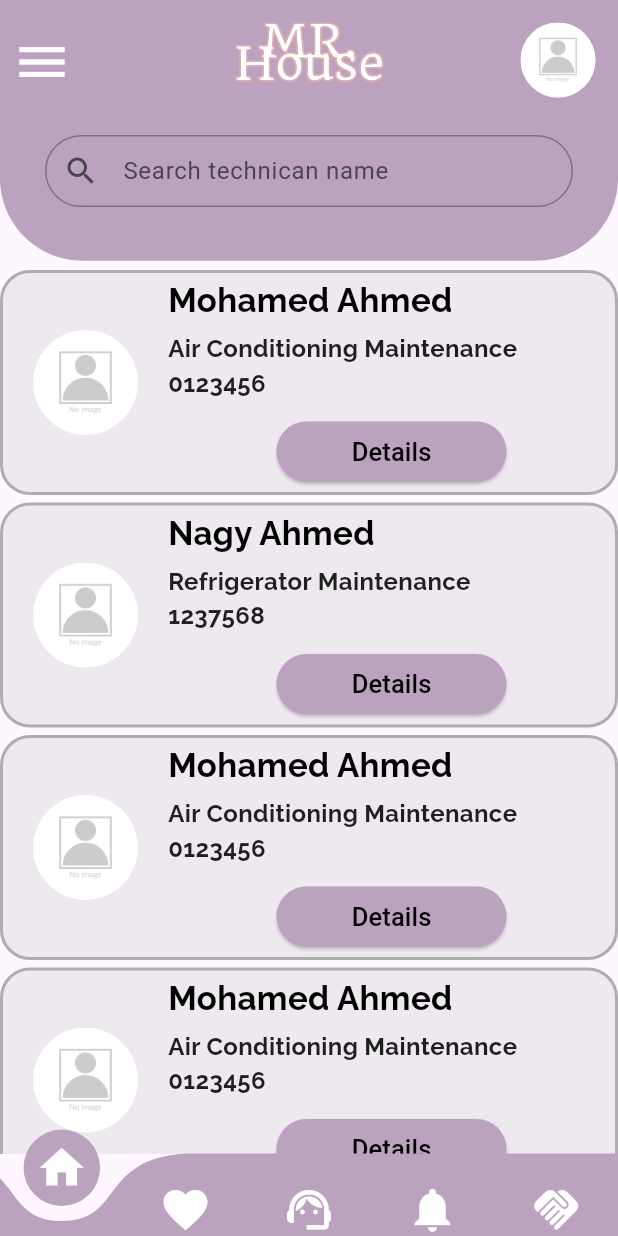
After one commit to rawanhassan99/test, a Flutter app: the WorkersList screen opened by its route, on a phone screen of 412 x 824 dp. The commit adds this screen. Run offline on Flutter 3.47's test engine with Material 3 defaults, Android fonts, the phone set to English and light mode, and no system bars; drawn by our look-alikes of curved_navigation_bar; our stand-ins replace flutter_svg.

Commit message:
first commit

```diff
--- a/lib/main.dart
+++ b/lib/main.dart
@@ -3,6 +3,7 @@ import 'package:grad_proj/pages/login.dart';
 import 'package:grad_proj/pages/SignUp.dart';
 import 'package:grad_proj/pages/splashScreen.dart';
 import 'package:grad_proj/pages/welcome.dart';
+import 'package:grad_proj/pages/workerslist.dart';
 
 void main() {
   runApp(const MyApp());
@@ -21,7 +22,8 @@ class MyApp extends StatelessWidget {
         "/": (context) => const SplashScreen(),
          "/welcome": (context) => const Welcome(),
          "/login": (context) => const Login(),
-          "/signUp": (context) => const SignUp(),
+          "/signup": (context) => const SignUp(),
+          "/workerslist": (context) =>  WorkersList(),
 
       },
     );
--- a/lib/pages/login.dart
+++ b/lib/pages/login.dart
@@ -2,6 +2,7 @@
 
 import 'package:flutter/material.dart';
 import 'package:flutter_svg/flutter_svg.dart';
+
 
 class Login extends StatelessWidget {
   const Login({Key? key});
@@ -15,25 +16,36 @@ class Login extends StatelessWidget {
           height: double.infinity,
           child: Stack(
             children: [
+              //purple foreground
               Positioned(
                 top: 0,
                 right: 0,
                 left: 0,
                 child: SvgPicture.asset(
-                  "assets/images/menu&profile&rec.svg",
+                  "assets/images/Rec that Contain menu icon &profile1.svg",
                   fit: BoxFit.cover,
                 ),
               ),
+              //Mr. House word
               Positioned(
                 top: 15,
+                left: 0,
+                right: 0,
+                child: Center(
+                  child: SvgPicture.asset("assets/images/MR. House.svg"),
+                ),
+              ),
+
+              //App icon
+              Positioned(
                 right: 15,
-                child: Image.asset("assets/images/FixxIt.png"),
-
-                // child: SvgPicture.asset(
-                //   "assets/images/FixIt.svg",
-                //   fit: BoxFit.cover,
-                // ),
+                top: 15,
+                child: CircleAvatar(
+                  radius: 25, // Adjust radius as needed
+                  backgroundImage: AssetImage('assets/images/FixxIt.png'),
                 ),
+              ),
+              //center rectangle with all user inputs
               Center(
                 //centerd rectangle
                 child: Stack(
@@ -56,7 +68,7 @@ class Login extends StatelessWidget {
                                     fontFamily: "Quando",
                                     color: Color.fromARGB(255, 173, 148, 177),
                                     fontSize: 24,
-                                  fontWeight: FontWeight.w300                      ),
+                                    fontWeight: FontWeight.w300),
                               ),
                             ),
                             SizedBox(height: 30),
@@ -66,29 +78,28 @@ class Login extends StatelessWidget {
                                 'User name:',
                                 style: TextStyle(
                                     fontFamily: "Quando",
-                                  fontWeight: FontWeight.bold
-                                ),
+                                    fontWeight: FontWeight.bold),
                               ),
                             ),
                             SizedBox(height: 7),
                             TextField(
-                              decoration: InputDecoration(labelText: "name",
+                              decoration: InputDecoration(
+                                labelText: "name",
                                 //fillColor: Colors.blue[100],
                                 prefixIcon: Icon(Icons.person),
                                 border: OutlineInputBorder(
                                   borderRadius: BorderRadius.circular(10.0),
-
-
-       ),),)
-                           , SizedBox(height: 16),
+                                ),
+                              ),
+                            ),
+                            SizedBox(height: 16),
                             Align(
                               alignment: Alignment.centerLeft,
                               child: Text(
                                 'Password:',
                                 style: TextStyle(
                                     fontFamily: "Quando",
-                                  fontWeight: FontWeight.bold
-                                ),
+                                    fontWeight: FontWeight.bold),
                               ),
                             ),
                             SizedBox(height: 7),
@@ -100,8 +111,6 @@ class Login extends StatelessWidget {
                                   prefixIcon: Icon(Icons.password),
                                   border: OutlineInputBorder(
                                     borderRadius: BorderRadius.circular(10.0),
-
-
                                   ),
                                   // errorText: "Password must be at least 8 characters.") ,
                                 )),
@@ -114,8 +123,7 @@ class Login extends StatelessWidget {
                                   style: TextStyle(
                                       fontFamily: "Raleway",
                                       fontSize: 17,
-                                    fontWeight: FontWeight.bold
-                                  ),
+                                      fontWeight: FontWeight.bold),
                                 ),
                                 SvgPicture.asset(
                                   'assets/images/facebook.svg',
@@ -131,7 +139,9 @@ class Login extends StatelessWidget {
                                 )
                               ],
                             ),
-                            SizedBox(height:5,),
+                            SizedBox(
+                              height: 5,
+                            ),
                             ElevatedButton(
                               onPressed: () {
                                 // Navigator.pushNamed(context, "/signup");
@@ -167,7 +177,6 @@ class Login extends StatelessWidget {
                                     fontFamily: "Raleway",
                                     fontSize: 17,
                                     fontWeight: FontWeight.bold,
-
                                   ),
                                 ),
                                 InkWell(
@@ -178,15 +187,11 @@ class Login extends StatelessWidget {
                                     'Sign up',
                                     style: TextStyle(
                                         fontFamily: "Raleway",
-                                      color: Color.fromARGB(255, 173, 148, 177),
+                                        color:
+                                            Color.fromARGB(255, 173, 148, 177),
                                         fontSize: 17,
                                         fontWeight: FontWeight.bold,
-                                      decoration: TextDecoration.underline
-
-
-
-
-                                    ),
+                                        decoration: TextDecoration.underline),
                                   ),
                                 ),
                               ],
--- /dev/null
+++ b/lib/pages/workerslist.dart
@@ -0,0 +1,273 @@
+// ignore_for_file: prefer_const_constructors, prefer_const_literals_to_create_immutables, unused_import, must_be_immutable
+
+import 'package:flutter/material.dart';
+import 'package:flutter_svg/flutter_svg.dart';
+import 'package:curved_navigation_bar/curved_navigation_bar.dart';
+class WorkersList extends StatelessWidget {
+  //const WorkersList({Key? key});
+  List worker = [
+    {
+      "name": "Mohamed Ahmed",
+      "Type": "Air Conditioning Maintenance",
+      "pic": "assets/images/profile.png",
+      "Rating": "",
+      "Number": "0123456",
+      "Description": "skilled and professional technician",
+      "Review": ""
+    },
+    {
+      "name": "Nagy Ahmed",
+      "Type": "Refrigerator Maintenance",
+      "pic": "assets/images/profile.png",
+      "Rating": "",
+      "Number": "1237568",
+      "Description": "",
+      "Review": ""
+    },
+    {
+      "name": "Mohamed Ahmed",
+      "Type": "Air Conditioning Maintenance",
+      "pic": "assets/images/profile.png",
+      "Rating": "",
+      "Number": "0123456",
+      "Description": "skilled and professional technician",
+      "Review": ""
+    },
+     {
+      "name": "Mohamed Ahmed",
+      "Type": "Air Conditioning Maintenance",
+      "pic": "assets/images/profile.png",
+      "Rating": "",
+      "Number": "0123456",
+      "Description": "skilled and professional technician",
+      "Review": ""
+    },
+  ];
+
+  WorkersList({super.key});
+
+  @override
+  Widget build(BuildContext context) {
+    return SafeArea(
+      child: Scaffold(
+          body: SizedBox(
+              width: double.infinity,
+              height: double.infinity,
+              child: Stack(children: [
+                //purple foreground
+                Positioned(
+                  top: 0,
+                  right: 0,
+                  left: 0,
+                  child: SvgPicture.asset(
+                    "assets/images/Rec that Contain menu icon &profile.svg",
+                    fit: BoxFit.cover,
+                  ),
+                ),
+                //Menu button
+                Positioned(
+                  top: 13,
+                  child: IconButton(
+                      onPressed: () {
+                        // Navigator.pushNamed(context, "/signup");
+                      },
+                      icon: Icon(
+                        Icons.menu,
+                        color: Colors.white,
+                        size: 40,
+                      )),
+                ),
+                //Mr. house word
+                Positioned(
+                  top: 15,
+                  left: 0,
+                  right: 0,
+                  child: Center(
+                    child: SvgPicture.asset("assets/images/MR. House.svg"),
+                  ),
+                ),
+
+                //search input
+                Padding(
+                  padding: EdgeInsets.only(top: 90.0, right: 30, left: 30),
+                  child: TextField(
+                    decoration: InputDecoration(
+                      labelText: "Search technican name",
+                      contentPadding: EdgeInsets.zero,
+                      prefixIcon: Icon(Icons.search),
+                      border: OutlineInputBorder(
+                        borderRadius: BorderRadius.circular(25.0),
+                        borderSide: BorderSide(
+                          color: Colors.white,
+                          // Specify your desired color here
+                        ),
+                      ),
+                    ),
+                    // TextField properties here
+                  ),
+                ),
+                //profile pic
+                Positioned(
+                  right: 15,
+                  top: 15,
+                  child: CircleAvatar(
+                    radius: 25, // Adjust radius as needed
+                    backgroundImage: AssetImage('assets/images/profile.png'),
+                  ),
+                ),
+                SizedBox(
+                  height: 35,
+                ),
+                //Workers List
+                Positioned(
+                  top: 180,
+                  right: 0,
+                  left: 0,
+                  bottom: 0,
+                  child: ListView.builder(
+                    padding: EdgeInsets.zero,
+                    scrollDirection: Axis.vertical,
+                    itemCount: worker.length,
+                    itemBuilder: (context, itemCount) {
+                      return Column(
+                        children: [
+                          Container(
+                            height: 150,
+                            width: double.infinity,
+                            decoration: BoxDecoration(
+                              color: Color.fromARGB(31, 125, 124, 124),
+                              borderRadius: BorderRadius.circular(20.0),
+                              border: Border.all(
+                                color: Colors.black26,
+                                width: 2.0,
+                              ),
+                            ),
+                            //photo and worker info
+                            child: Row(
+                              children: [
+                                Padding(
+                                  padding: EdgeInsets.symmetric(horizontal: 10),
+                                ),
+
+                                CircleAvatar(
+                                  radius: 35,
+                                  backgroundImage:
+                                      AssetImage('assets/images/profile.png'),
+                                ),
+                                SizedBox(
+                                  width: 20,
+                                ), // Add spacing between avatar and text
+                                Expanded(
+                                  //info about worker
+                                  child: Column(
+                                    crossAxisAlignment:
+                                        CrossAxisAlignment.start,
+                                    mainAxisAlignment: MainAxisAlignment.center,
+                                    children: [
+                                      Text(
+                                        worker[itemCount]['name'],
+                                        style: TextStyle(
+                                          fontSize: 22,
+                                          fontWeight: FontWeight.w500,
+                                          fontFamily: "Raleway",
+                                          color: Colors.black,
+                                        ),
+                                      ),
+                                      SizedBox(height: 5,),
+                                      Text(
+                                        worker[itemCount]['Type'],
+                                        style: TextStyle(
+                                          fontSize: 16,
+
+                                          fontFamily: "Raleway",
+                                          color: Colors.black87,
+                                        ),
+                                      ),
+                                      Text(
+                                        worker[itemCount]['Number'],
+                                        style: TextStyle(
+                                          fontSize: 16,
+
+                                          fontFamily: "Raleway",
+                                          color: Colors.black87,
+                                        ),
+                                      ),
+                                      SizedBox(height: 10),
+                                      //button
+                                      Align(
+                                        alignment: Alignment.center,
+                                        child: ElevatedButton(
+                                          onPressed: () {},
+                                          style: ButtonStyle(
+                                            backgroundColor:
+                                                MaterialStateProperty.all(
+                                                    Color(0xFFBBA2BF)),
+                                            padding: MaterialStateProperty.all(
+                                              EdgeInsets.symmetric(
+                                                  horizontal: 50, vertical: 5),
+                                            ),
+                                            shape: MaterialStateProperty.all(
+                                              RoundedRectangleBorder(
+                                                borderRadius:
+                                                    BorderRadius.circular(27),
+                                              ),
+                                            ),
+                                          ),
+                                          child: Text(
+                                            "Details",
+                                            style: TextStyle(
+                                              fontSize: 17,
+                                              color: Colors.black,
+                                            ),
+                                          ),
+                                        ),
+                                      ),
+                                    ],
+                                  ),
+                                ),
+                              ],
+                            ),
+                          ),
+                          SizedBox(
+                            height: 5,
+                          )
+                        ],
+                      );
+                    },
+                  ),
+                  //nav bar
+
+                )
+  //              ,Container(
+  //   decoration: BoxDecoration(
+  //     border: Border.all(
+  //       color: Colors.white, // Adjust border color
+  //       width: 2.0, // Adjust border width
+  //     ),
+  //     child: Icon(Icons.home, size: 30, color: Colors.white),
+  //   ),
+  // ),
+
+
+              ]
+              )
+
+
+              ),
+              bottomNavigationBar: Container(
+                child: CurvedNavigationBar(items: [
+                  Icon(Icons.home,size: 35,color: Colors.white,),
+                  Icon(Icons.favorite,size: 35,color: Colors.white,),
+                  Icon(Icons.support_agent,size: 35,color: Colors.white,),
+                  Icon(Icons.notifications,size: 35,color:  Colors.white,),
+                  Icon(Icons.handshake,size: 35,color:  Colors.white,),
+                ],color: Color((0xFFBBA2BF),),height: 55,backgroundColor: Colors.transparent,),
+              ),
+
+
+              ),
+
+
+    );
+  }
+}
--- a/pubspec.yaml
+++ b/pubspec.yaml
@@ -36,6 +36,10 @@ dependencies:
   # Use with the CupertinoIcons class for iOS style icons.
   cupertino_icons: ^1.0.2
   flutter_svg: ^2.0.9
+  cached_network_image: ^3.3.1
+  circle_avatar: any
+  curved_navigation_bar: ^1.0.3
+
 
 dev_dependencies:
   flutter_test:
```
Also changed, not shown: assets/images/MR. House.png (added), assets/images/MR. House.svg (added), assets/images/Rec that Contain menu icon &profile.svg (added), assets/images/Rec that Contain menu icon &profile1.svg (added), assets/images/profile.png (added), pubspec.lock, 1 other file. Lines whose indentation alone changed are shown as unchanged.
